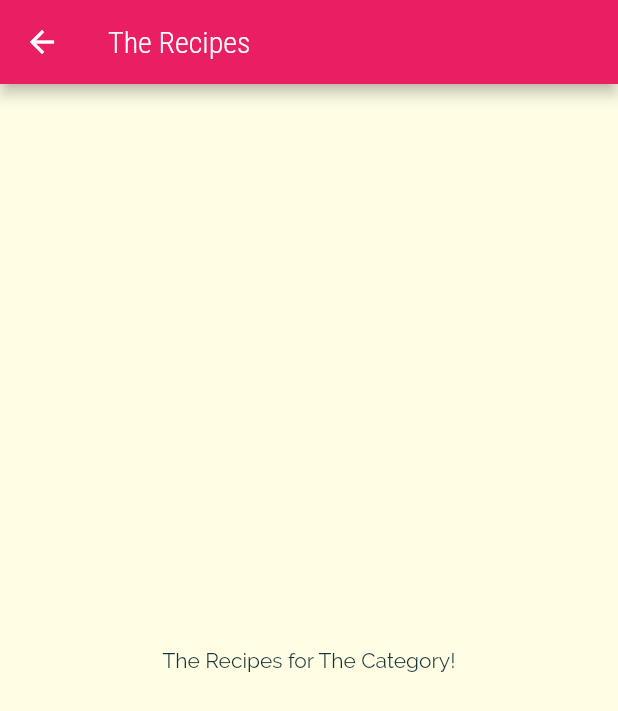
After one commit to oFrederic/DeliMeals, a Flutter app: the screen it shows after launch, after a tap on "Italian", on a phone screen of 412 x 824 dp. The commit adds this screen. Shown: the top 711 px of the screen. Run offline on Flutter 3.47's test engine with Material 2 defaults, Android fonts, the phone set to English and light mode, and no system bars.

Commit message:
navigating to a new page

```diff
--- /dev/null
+++ b/lib/screens/category_meals_screen.dart
@@ -0,0 +1,18 @@
+import 'package:flutter/material.dart';
+
+class CategoryMealsScreen extends StatelessWidget {
+  @override
+  Widget build(BuildContext context) {
+    return Scaffold(
+      appBar: AppBar(
+        title: Text(
+          'The Recipes',
+          style: Theme.of(context).textTheme.headline6,
+        ),
+      ),
+      body: Center(
+        child: Text('The Recipes for The Category!'),
+      ),
+    );
+  }
+}
--- a/lib/widgets/category_item.dart
+++ b/lib/widgets/category_item.dart
@@ -1,3 +1,4 @@
+import 'package:deli_meals/screens/category_meals_screen.dart';
 import 'package:flutter/material.dart';
 
 class CategoryItem extends StatelessWidget {
@@ -5,9 +6,21 @@ class CategoryItem extends StatelessWidget {
   final String title;
   final Color color;
 
+  void selectCategory(BuildContext context) {
+    Navigator.of(context).push(
+      MaterialPageRoute(
+        builder: (_) => CategoryMealsScreen(),
+      ),
+    );
+  }
+
   @override
   Widget build(BuildContext context) {
-    return Container(
+    return InkWell(
+      onTap: () => selectCategory(context),
+      splashColor: Theme.of(context).primaryColor,
+      borderRadius: BorderRadius.circular(15),
+      child: Container(
         padding: const EdgeInsets.all(15),
         child: Text(title, style: Theme.of(context).textTheme.headline5),
         decoration: BoxDecoration(
@@ -21,6 +34,7 @@ class CategoryItem extends StatelessWidget {
           ),
           borderRadius: BorderRadius.circular(15),
         ),
+      ),
     );
   }
 }
```
Lines whose indentation alone changed are shown as unchanged.
